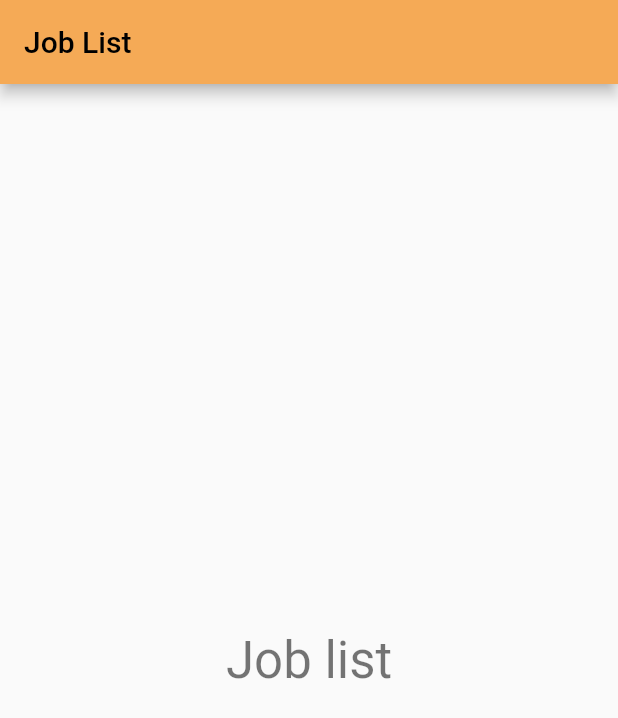
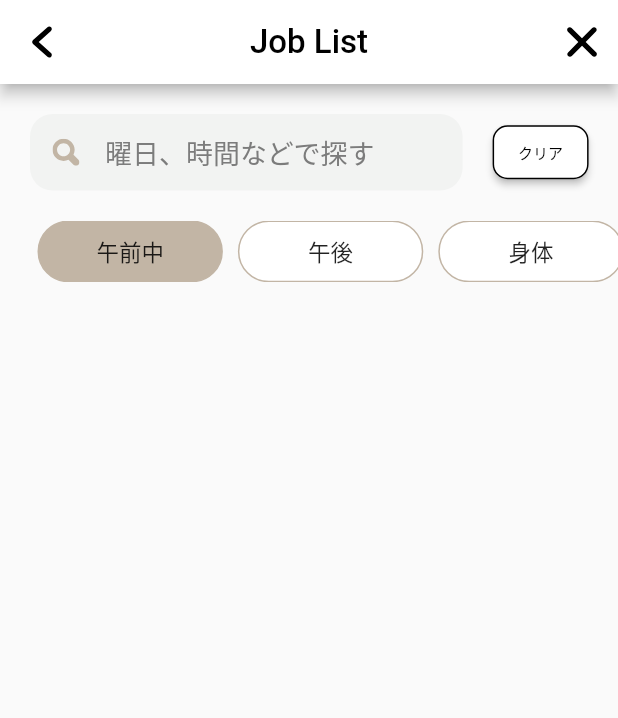
Before and after one commit to akashjpro/parsowa, a Flutter app: the screen it shows after launch, on a phone screen of 412 x 824 dp. Shown: the top 718 px of the screen. Run offline on Flutter 3.47's test engine with Material 2 defaults, Android fonts, the phone set to English and light mode, and no system bars; our stand-ins replace auto_route, flutter_bloc, flutter_svg; Roboto replaces fonts that are missing (NotoSansJP-Bold.otf, NotoSansJP-Medium.otf).

Commit message:
commit app_bar

```diff
--- a/lib/presentation/screens/job_list_screen/job_list_screen.dart
+++ b/lib/presentation/screens/job_list_screen/job_list_screen.dart
@@ -1,29 +1,82 @@
 import 'package:flutter/material.dart';
+import 'package:flutter_svg/flutter_svg.dart';
 
 import '../../../core/constants/strings.dart';
+import 'widgets/bottom_of_appbar.dart';
+import 'widgets/hashtag_list.dart';
 
-class JobListScreen extends StatelessWidget {
+class JobListScreen extends StatefulWidget {
   const JobListScreen({Key? key, required this.title}) : super(key: key);
 
   final String title;
 
   @override
+  State<JobListScreen> createState() => _JobListScreenState();
+}
+
+class _JobListScreenState extends State<JobListScreen> {
+  List<String> category = [
+    '午前中',
+    '午後',
+    '身体',
+    '身体・生活',
+    '身体・生活 身体・生活 身体・生活',
+  ];
+
+  @override
   Widget build(BuildContext context) {
     return Scaffold(
       appBar: AppBar(
-        title: Text(title),
+        title: Text(
+          widget.title,
+          style: const TextStyle(
+            color: Colors.black,
+            fontFamily: 'NotoSansJP-Bold.otf',
+            fontSize: 22,
+          ),
+        ),
+        centerTitle: true,
+        backgroundColor: Colors.white,
+        leading: btn_back_appbar(),
+        actions: [btn_close_appbar()],
       ),
       body: Center(
         child: Column(
-          mainAxisAlignment: MainAxisAlignment.center,
+          // mainAxisAlignment: MainAxisAlignment.center,
           children: <Widget>[
-            Text(
-              Strings.jobListScreenName,
-              style: Theme.of(context).textTheme.headline4,
-            ),
+            bottom_of_appbar(),
+            hashtag_list(category: category),
           ],
         ),
       ),
     );
   }
+
+  Widget btn_close_appbar() {
+    return IconButton(
+      onPressed: () {},
+      icon: SvgPicture.asset(
+        'assets/icons/icon_svg/close_btn.svg',
+        fit: BoxFit.contain,
+        color: Colors.black,
+        width: 22,
+        height: 22,
+      ),
+    );
+  }
+
+  Widget btn_back_appbar() {
+    return IconButton(
+      onPressed: () {
+        print('back');
+      },
+      icon: SvgPicture.asset(
+        'assets/icons/icon_svg/back_btn.svg',
+        fit: BoxFit.contain,
+        color: Colors.black,
+        width: 22,
+        height: 22,
+      ),
+    );
+  }
 }
--- /dev/null
+++ b/lib/presentation/screens/job_list_screen/widgets/bottom_of_appbar.dart
@@ -0,0 +1,76 @@
+import 'package:flutter/material.dart';
+import 'package:flutter_svg/flutter_svg.dart';
+
+class bottom_of_appbar extends StatelessWidget {
+  const bottom_of_appbar({
+    Key? key,
+  }) : super(key: key);
+
+  @override
+  Widget build(BuildContext context) {
+    return Row(
+      children: [
+        Container(
+          margin: const EdgeInsets.all(20),
+          height: 51,
+          width: MediaQuery.of(context).size.width * 0.7,
+          decoration: BoxDecoration(
+            borderRadius: BorderRadius.circular(15),
+            color: Color(0xffF2F3F2),
+          ),
+          child: Stack(
+            alignment: Alignment.centerLeft,
+            children: [
+              Container(
+                margin: EdgeInsets.only(left: 15, right: 8),
+                child: icon_search(),
+              ),
+              text_search()
+            ],
+          ),
+        ),
+        Container(
+          child: button_search(),
+        )
+      ],
+    );
+  }
+
+  Widget icon_search() {
+    return SvgPicture.asset(
+      'assets/icons/icon_svg/Search_icon_on.svg',
+      color: Color(0xffc2b5a5),
+      width: 18,
+      height: 18,
+    );
+  }
+
+  Widget text_search() {
+    return const TextField(
+      decoration: InputDecoration(
+        hintText: '曜日、時間などで探す',
+        hintStyle: TextStyle(fontSize: 18, color: Color(0xff7C7C7C)),
+        contentPadding: EdgeInsets.only(left: 50),
+        border: InputBorder.none,
+      ),
+    );
+  }
+
+  Widget button_search() {
+    return ElevatedButton(
+      onPressed: () {},
+      child: Text('クリア',
+          style: TextStyle(
+            color: Colors.black,
+            fontSize: 10,
+          )),
+      style: ButtonStyle(
+        shape: MaterialStateProperty.all<RoundedRectangleBorder>(
+            RoundedRectangleBorder(
+                borderRadius: BorderRadius.circular(10),
+                side: BorderSide(color: Colors.black))),
+        backgroundColor: MaterialStateProperty.all<Color>(Colors.white),
+      ),
+    );
+  }
+}
--- /dev/null
+++ b/lib/presentation/screens/job_list_screen/widgets/hashtag_list.dart
@@ -0,0 +1,73 @@
+import 'package:flutter/material.dart';
+
+class hashtag_list extends StatefulWidget {
+  const hashtag_list({Key? key, required this.category}) : super(key: key);
+
+  final List<String> category;
+
+  @override
+  State<hashtag_list> createState() => _hashtag_listState();
+}
+
+class _hashtag_listState extends State<hashtag_list> {
+  int selectIndex = 0;
+
+  @override
+  Widget build(BuildContext context) {
+    return Row(
+      children: [
+        Container(
+          width: MediaQuery.of(context).size.width,
+          height: MediaQuery.of(context).size.height * 0.05,
+          padding: EdgeInsets.only(left: 20),
+          child: List_Hashtag(selectIndex),
+        ),
+      ],
+    );
+  }
+
+  Widget List_Hashtag(int selectItem) {
+    return ListView.builder(
+      scrollDirection: Axis.horizontal,
+      itemCount: widget.category.length,
+      itemBuilder: (context, index) => GestureDetector(
+        onTap: () {
+          setState(() {
+            selectIndex = index;
+          });
+        },
+        child: Padding(
+          padding: const EdgeInsets.symmetric(horizontal: 5),
+          child: Container(
+            constraints: BoxConstraints(
+              minWidth: MediaQuery.of(context).size.height * 0.15,
+            ),
+            // width: MediaQuery.of(context).size.height * 0.1,
+            decoration: BoxDecoration(
+              borderRadius: BorderRadius.circular(22),
+              color: selectItem == index ? Color(0xffc2b5a5) : Colors.white,
+              border: Border.all(
+                color: Color(0xffc2b5a5),
+              ),
+            ),
+            child: Center(
+              child: FittedBox(
+                child: Padding(
+                  padding: const EdgeInsets.all(10.0),
+                  child: Text(
+                    widget.category[index],
+                    style: const TextStyle(
+                      fontSize: 18,
+                      fontFamily: 'NotoSansJP-Medium.otf',
+                    ),
+                  ),
+                ),
+                fit: BoxFit.cover,
+              ),
+            ),
+          ),
+        ),
+      ),
+    );
+  }
+}
--- a/pubspec.yaml
+++ b/pubspec.yaml
@@ -64,9 +64,8 @@ flutter:
   uses-material-design: true
 
   # To add assets to your application, add an assets section, like this:
-  # assets:
-  #   - images/a_dot_burr.jpeg
-  #   - images/a_dot_ham.jpeg
+  assets:
+    - assets/icons/icon_svg/
 
   # An image asset can refer to one or more resolution-specific "variants", see
   # https://flutter.dev/assets-and-images/#resolution-aware.
```
Also changed, not shown: assets/icons/icon_svg/Search_icon.svg, assets/icons/icon_svg/Search_icon_on.svg, assets/icons/icon_svg/back_btn.svg, assets/icons/icon_svg/close_btn.svg, lib/main.dart (line endings or trailing spaces).
